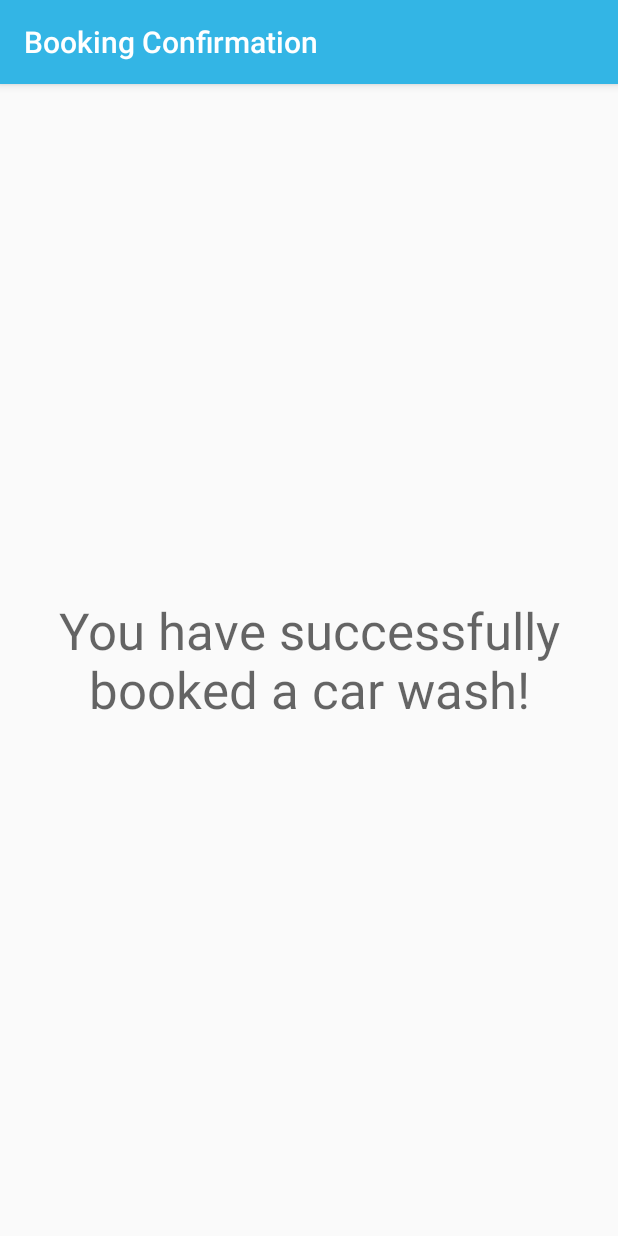
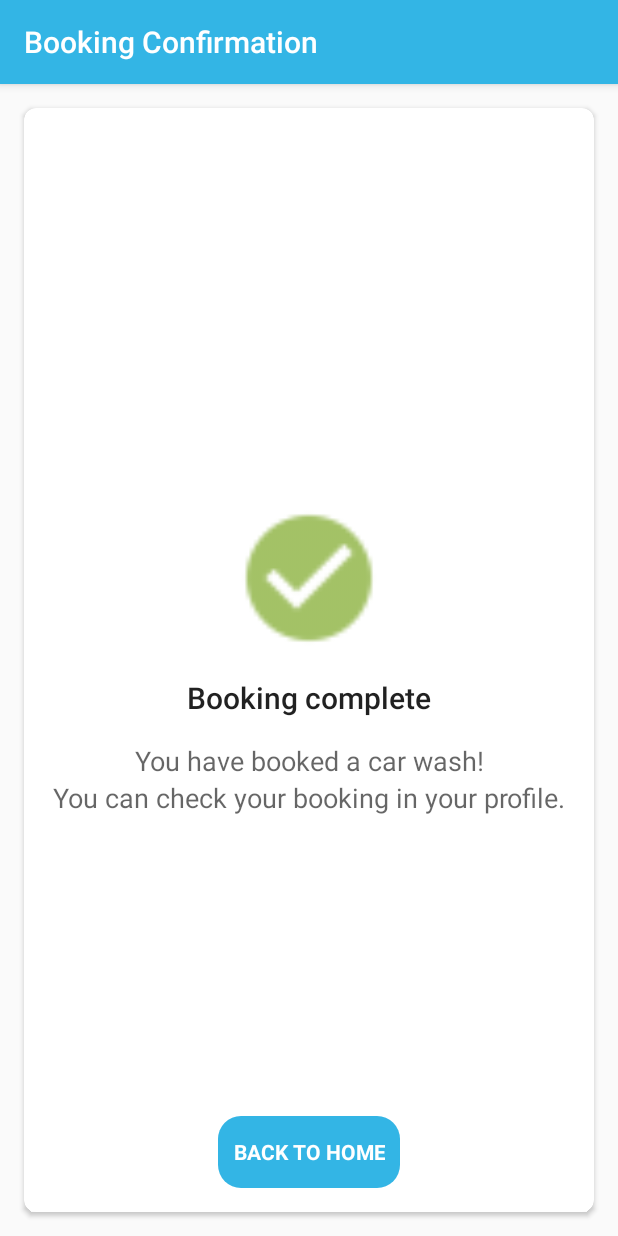
Before and after one commit to audwinoyong/sparkle, an Android app: the BookingConfirmationActivity screen opened directly, with no data from a screen before it, on a phone screen of 412 x 824 dp. Run offline under Robolectric (Android 15) with nearby library versions, the phone set to English and light mode, and no system bars.

Commit message:
Refactor booking confirmation activity

```diff
--- a/app/build.gradle
+++ b/app/build.gradle
@@ -31,6 +31,7 @@ dependencies {
     implementation 'com.android.support.constraint:constraint-layout:1.1.3'
     implementation 'com.android.support:support-vector-drawable:27.1.1'
     implementation 'com.android.support:support-v4:27.1.1'
+    implementation 'com.android.support:cardview-v7:27.1.1'
     implementation 'com.android.support:recyclerview-v7:27.1.1'
     implementation 'com.google.firebase:firebase-core:16.0.4'
     implementation 'com.google.firebase:firebase-auth:16.0.4'
--- a/app/src/main/java/com/mad/sparkle/view/BookingConfirmationActivity.java
+++ b/app/src/main/java/com/mad/sparkle/view/BookingConfirmationActivity.java
@@ -1,15 +1,30 @@
 package com.mad.sparkle.view;
 
+import android.content.Intent;
 import android.support.v7.app.AppCompatActivity;
 import android.os.Bundle;
+import android.view.View;
+import android.widget.Button;
 
 import com.mad.sparkle.R;
 
 public class BookingConfirmationActivity extends AppCompatActivity {
 
+    private Button mHomeBtn;
+
     @Override
     protected void onCreate(Bundle savedInstanceState) {
         super.onCreate(savedInstanceState);
         setContentView(R.layout.activity_booking_confirmation);
+
+        mHomeBtn = (Button) findViewById(R.id.activity_booking_confirmation_home_button);
+        mHomeBtn.setOnClickListener(new View.OnClickListener() {
+            @Override
+            public void onClick(View v) {
+                Intent homeIntent = new Intent(getApplicationContext(), NavigationActivity.class);
+                startActivity(homeIntent);
+                finish();
+            }
+        });
     }
 }
--- a/app/src/main/res/layout/activity_booking_confirmation.xml
+++ b/app/src/main/res/layout/activity_booking_confirmation.xml
@@ -1,16 +1,71 @@
 <?xml version="1.0" encoding="utf-8"?>
-<android.support.constraint.ConstraintLayout xmlns:android="http://schemas.android.com/apk/res/android"
+<RelativeLayout xmlns:android="http://schemas.android.com/apk/res/android"
     xmlns:app="http://schemas.android.com/apk/res-auto"
     xmlns:tools="http://schemas.android.com/tools"
     android:layout_width="match_parent"
     android:layout_height="match_parent"
     tools:context=".view.BookingConfirmationActivity">
 
-    <TextView
+    <android.support.v7.widget.CardView
         android:layout_width="match_parent"
         android:layout_height="match_parent"
-        android:text="You have successfully booked a car wash!"
-        android:textAppearance="@style/Base.TextAppearance.AppCompat.Display1"
-        android:gravity="center"/>
+        android:layout_margin="16dp"
+        app:cardCornerRadius="8dp">
 
-</android.support.constraint.ConstraintLayout>
+        <LinearLayout
+            android:layout_width="match_parent"
+            android:layout_height="wrap_content"
+            android:layout_gravity="center"
+            android:orientation="vertical">
+
+            <ImageView
+                android:layout_width="100dp"
+                android:layout_height="100dp"
+                android:layout_gravity="center"
+                android:src="@drawable/ic_check_circle"
+                android:tint="@android:color/holo_green_dark" />
+
+            <TextView
+                android:layout_width="match_parent"
+                android:layout_height="match_parent"
+                android:layout_marginTop="16dp"
+                android:layout_marginBottom="16dp"
+                android:gravity="center"
+                android:text="Booking complete"
+                android:textAppearance="@style/Base.TextAppearance.AppCompat.Title" />
+
+            <TextView
+                android:layout_width="match_parent"
+                android:layout_height="match_parent"
+                android:gravity="center"
+                android:text="You have booked a car wash!"
+                android:textAppearance="@style/Base.TextAppearance.AppCompat.Medium" />
+
+            <TextView
+                android:layout_width="match_parent"
+                android:layout_height="match_parent"
+                android:text="You can check your booking in your profile."
+                android:textAlignment="center"
+                android:textAppearance="@style/Base.TextAppearance.AppCompat.Medium" />
+
+        </LinearLayout>
+
+    </android.support.v7.widget.CardView>
+
+    <Button
+        android:id="@+id/activity_booking_confirmation_home_button"
+        style="?android:textAppearanceSmall"
+        android:layout_width="wrap_content"
+        android:layout_height="wrap_content"
+        android:layout_alignParentBottom="true"
+        android:layout_centerInParent="true"
+        android:layout_gravity="center"
+        android:layout_marginTop="16dp"
+        android:layout_marginBottom="32dp"
+        android:background="@drawable/shape_button"
+        android:foreground="?attr/selectableItemBackgroundBorderless"
+        android:text="Back to Home"
+        android:textColor="@android:color/white"
+        android:textStyle="bold" />
+
+</RelativeLayout>
```
Also changed, not shown: app/src/main/res/drawable-hdpi/ic_check_circle.png (added), app/src/main/res/drawable-mdpi/ic_check_circle.png (added), app/src/main/res/drawable-xhdpi/ic_check_circle.png (added), app/src/main/res/drawable-xxhdpi/ic_check_circle.png (added), app/src/main/res/drawable-xxxhdpi/ic_check_circle.png (added).
